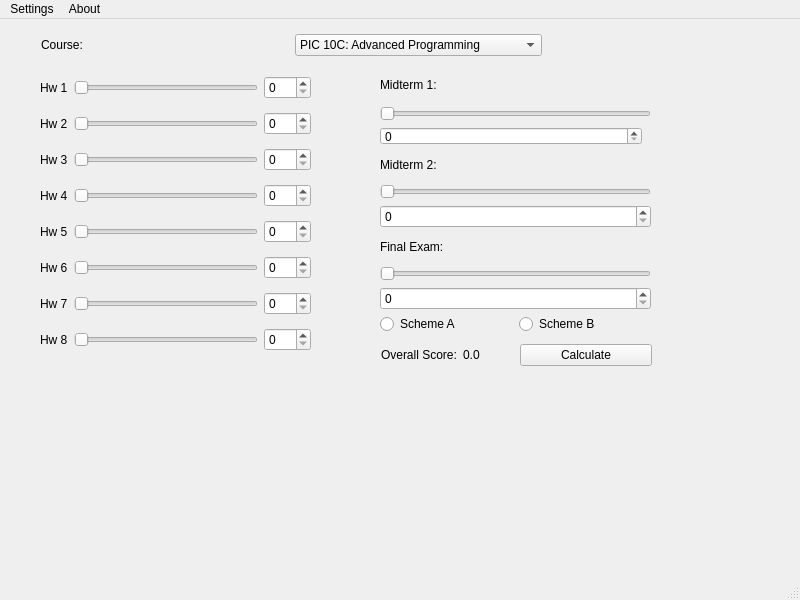
This is gradecalculator.ui in irisbai1/PIC-10C-Assignment-2 as Qt 5 draws it before an edit. The edited form follows.
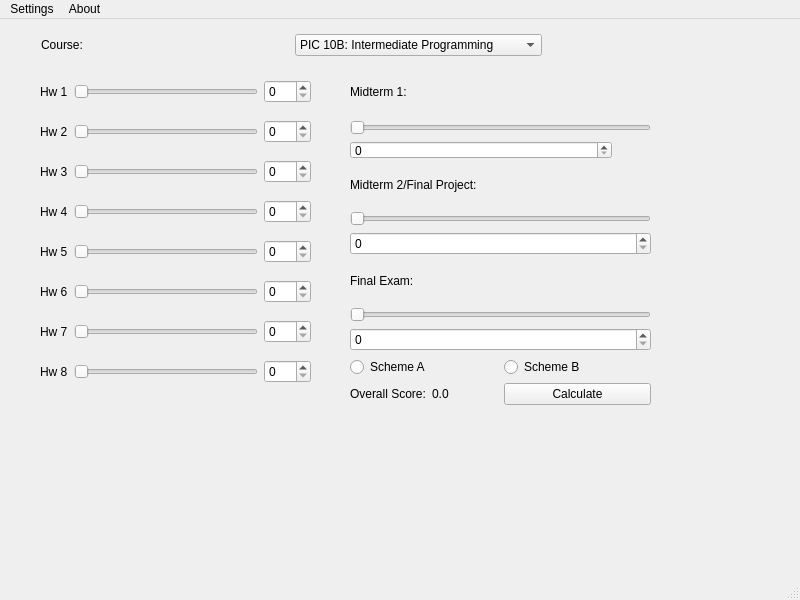
This is the edited form.

Commit message: added PIC10C as an option to calculate grade for

Patch:
```diff
--- a/gradecalculator.ui
+++ b/gradecalculator.ui
@@ -20,7 +20,7 @@
       <x>40</x>
       <y>50</y>
       <width>271</width>
-      <height>295</height>
+      <height>331</height>
      </rect>
     </property>
     <layout class="QVBoxLayout" name="verticalLayout_2">
@@ -253,12 +253,47 @@
    <widget class="QWidget" name="layoutWidget">
     <property name="geometry">
      <rect>
-      <x>380</x>
+      <x>41</x>
+      <y>10</y>
+      <width>501</width>
+      <height>32</height>
+     </rect>
+    </property>
+    <layout class="QHBoxLayout" name="horizontalLayout">
+     <item>
+      <widget class="QLabel" name="label">
+       <property name="text">
+        <string>Course: </string>
+       </property>
+      </widget>
+     </item>
+     <item>
+      <widget class="QComboBox" name="comboBox">
+       <item>
+        <property name="text">
+         <string>PIC 10B: Intermediate Programming</string>
+        </property>
+       </item>
+       <item>
+        <property name="text">
+         <string>PIC 10C: Advanced Programming</string>
+        </property>
+       </item>
+      </widget>
+     </item>
+    </layout>
+   </widget>
+   <widget class="QWidget" name="">
+    <property name="geometry">
+     <rect>
+      <x>350</x>
       <y>50</y>
-      <width>271</width>
-      <height>241</height>
+      <width>301</width>
+      <height>336</height>
      </rect>
     </property>
+    <layout class="QVBoxLayout" name="verticalLayout_6">
+     <item>
     <layout class="QVBoxLayout" name="verticalLayout_5">
      <item>
       <layout class="QVBoxLayout" name="verticalLayout">
@@ -299,7 +334,7 @@
        <item>
         <widget class="QLabel" name="label_17">
          <property name="text">
-          <string>Midterm 2:</string>
+            <string>Midterm 2/Final Project:</string>
          </property>
         </widget>
        </item>
@@ -354,16 +389,8 @@
       </layout>
      </item>
     </layout>
-   </widget>
-   <widget class="QWidget" name="layoutWidget">
-    <property name="geometry">
-     <rect>
-      <x>380</x>
-      <y>290</y>
-      <width>271</width>
-      <height>31</height>
-     </rect>
-    </property>
+     </item>
+     <item>
     <layout class="QGridLayout" name="gridLayout_15">
      <item row="0" column="0">
       <widget class="QRadioButton" name="sA_radiobutton">
@@ -380,44 +407,8 @@
       </widget>
      </item>
     </layout>
-   </widget>
-   <widget class="QWidget" name="layoutWidget">
-    <property name="geometry">
-     <rect>
-      <x>41</x>
-      <y>10</y>
-      <width>501</width>
-      <height>32</height>
-     </rect>
-    </property>
-    <layout class="QHBoxLayout" name="horizontalLayout">
-     <item>
-      <widget class="QLabel" name="label">
-       <property name="text">
-        <string>Course: </string>
-       </property>
-      </widget>
      </item>
      <item>
-      <widget class="QComboBox" name="comboBox">
-       <item>
-        <property name="text">
-         <string>PIC 10C: Advanced Programming</string>
-        </property>
-       </item>
-      </widget>
-     </item>
-    </layout>
-   </widget>
-   <widget class="QWidget" name="">
-    <property name="geometry">
-     <rect>
-      <x>381</x>
-      <y>320</y>
-      <width>271</width>
-      <height>32</height>
-     </rect>
-    </property>
     <layout class="QHBoxLayout" name="horizontalLayout_2">
      <item>
       <layout class="QGridLayout" name="gridLayout_4">
@@ -443,6 +434,8 @@
         <string>Calculate</string>
        </property>
       </widget>
+       </item>
+      </layout>
      </item>
     </layout>
    </widget>
```
Left out of the diff: 14 changed lines with no effect on the pictures. Lines whose indentation alone changed are shown as unchanged. The commit also changes 2 other files.
